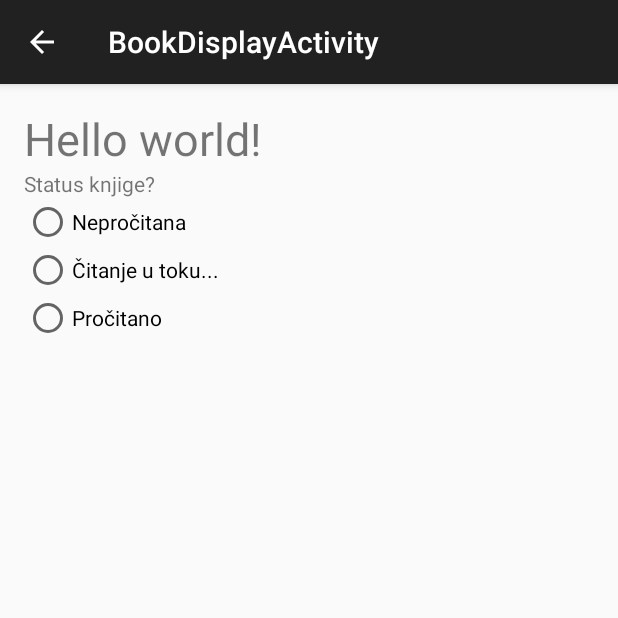
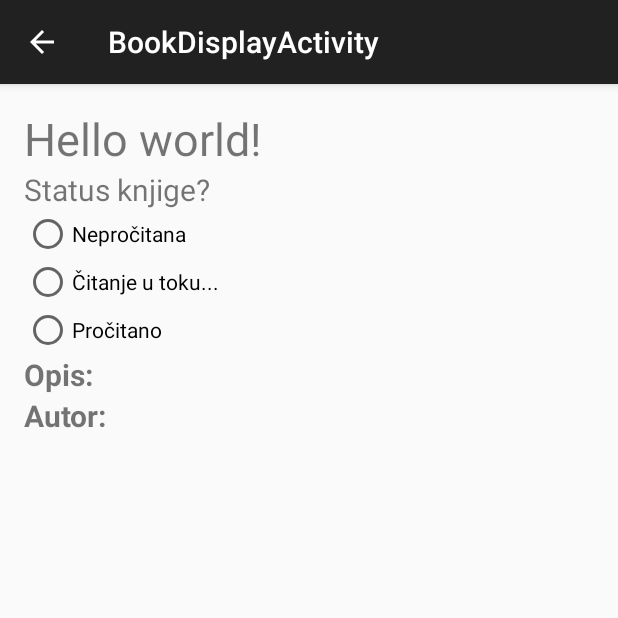
Before and after one commit to SumejjaPorca/PKKSBookDiary, an Android app: the BookDisplayActivity screen opened directly, with no data from a screen before it, on a phone screen of 412 x 824 dp, the top half of it. Run offline under Robolectric (Android 15) with nearby library versions, the phone set to English and light mode, and no system bars; 5 statements that could not run were skipped.

Commit message:
Displaying improved a bit

```diff
--- a/MyApplication/app/src/main/res/layout/activity_book_display.xml
+++ b/MyApplication/app/src/main/res/layout/activity_book_display.xml
@@ -16,6 +16,7 @@
         style="@style/MediumText"
         android:layout_height="wrap_content" android:id="@+id/book_display_title"/>
     <TextView android:text="@string/status" android:layout_width="wrap_content"
+        style="@style/SmallText"
         android:layout_height="wrap_content" android:id="@+id/book_status_label"/>
 
     <RadioGroup xmlns:android="http://schemas.android.com/apk/res/android"
@@ -39,6 +40,33 @@
             android:text="@string/read"
             android:onClick="onRadioButtonClicked"/>
     </RadioGroup>
+    <LinearLayout
+        android:layout_width="wrap_content"
+        android:layout_height="wrap_content"
+        android:orientation="horizontal">
+
+        <TextView android:text="@string/desc_label" android:layout_width="fill_parent"
+            style="@style/SmallText" android:textStyle="bold"
+            android:layout_height="wrap_content" android:id="@+id/book_display_desc_label"/>
+
+        <TextView android:text="" android:layout_width="fill_parent"
+            style="@style/SmallText" android:textStyle="italic"
+            android:layout_height="wrap_content" android:id="@+id/book_display_desc"/>
+        </LinearLayout>
+
+    <LinearLayout
+        android:layout_width="wrap_content"
+        android:layout_height="wrap_content"
+        android:orientation="horizontal">
+
+        <TextView android:text="@string/author_label" android:layout_width="fill_parent"
+            style="@style/SmallText" android:textStyle="bold"
+            android:layout_height="wrap_content" android:id="@+id/book_display_author_label"/>
+
+        <TextView android:text="" android:layout_width="fill_parent"
+            style="@style/SmallText" android:textStyle="italic"
+            android:layout_height="wrap_content" android:id="@+id/book_display_author"/>
 
     </LinearLayout>
+    </LinearLayout>
 </RelativeLayout>
--- a/MyApplication/app/src/main/res/values/strings.xml
+++ b/MyApplication/app/src/main/res/values/strings.xml
@@ -17,6 +17,8 @@
     <string name="add_book">Dodaj knjigu...</string>
     <string name="title_activity_add_book">Dodaj knjigu</string>
     <string name="enter_isbn">Unesi ISBN...</string>
+    <string name="author_label">Autor: </string>
+    <string name="desc_label">Opis: </string>
 
     <string name="status">Status knjige?</string>
 </resources>
--- a/MyApplication/app/src/main/res/values/styles.xml
+++ b/MyApplication/app/src/main/res/values/styles.xml
@@ -7,5 +7,8 @@
     <style name="MediumText">
         <item name="android:textSize">30sp</item>
     </style>
+    <style name="SmallText">
+        <item name="android:textSize">20sp</item>
+    </style>
 
 </resources>
```
